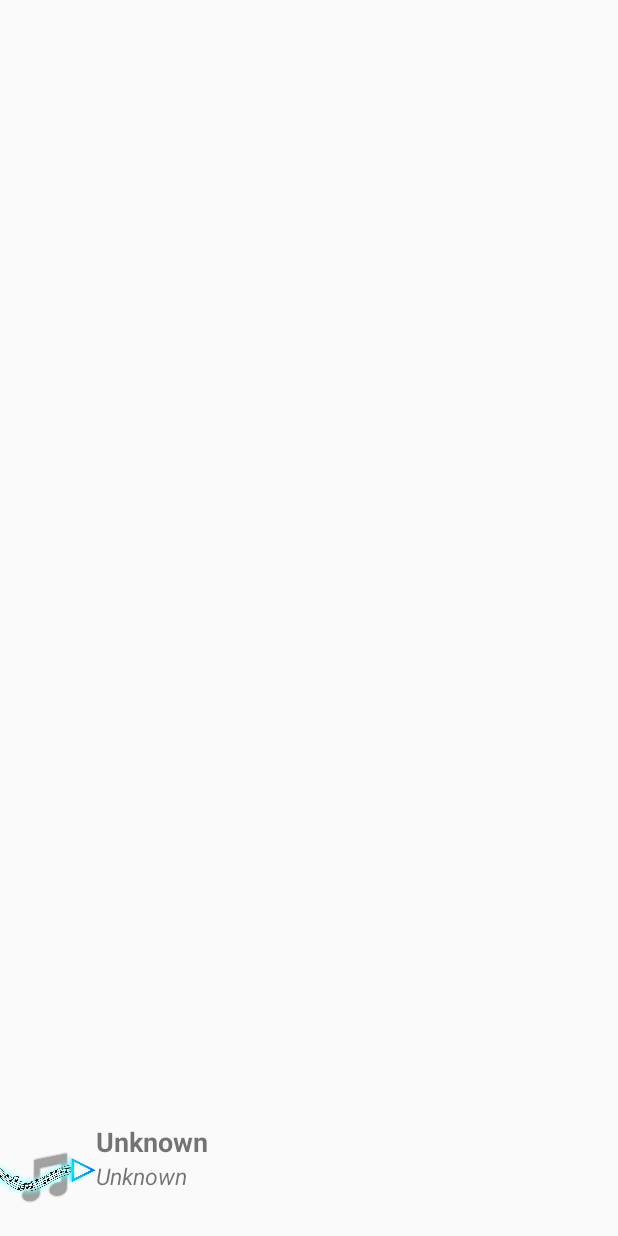
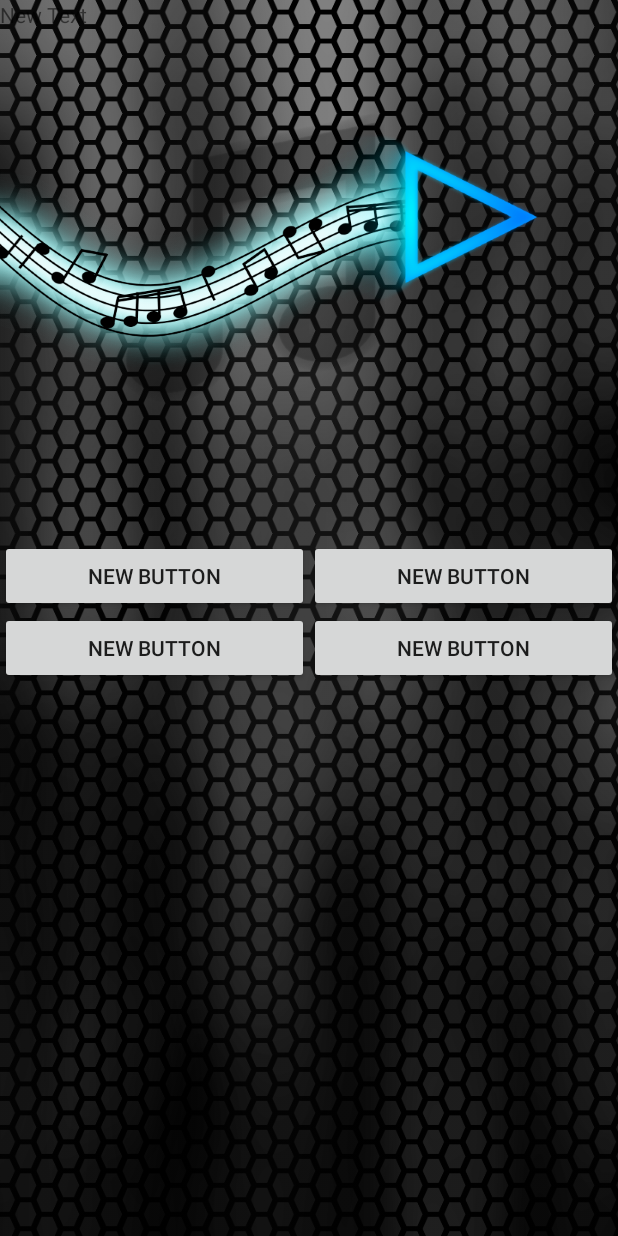
Before and after one commit to AeternusSamurai/frequencymusicplayer, an Android app: the layout activity_main.xml on its own in the app's theme, with its tools: preview values and no code run, on a phone screen of 412 x 824 dp. Run offline under Robolectric (Android 15) with nearby library versions, the light colour scheme and no system bars.

Commit message:
Start of the UI rewrite. Changes to the main window, and addition of the start of the unified music manager.

```diff
--- a/app/src/main/res/layout/activity_main.xml
+++ b/app/src/main/res/layout/activity_main.xml
@@ -1,47 +1,94 @@
-<LinearLayout
+<RelativeLayout
     android:layout_height="fill_parent"
     android:layout_width="fill_parent"
     xmlns:android="http://schemas.android.com/apk/res/android"
-    android:orientation="vertical">
-
-    <android.support.v4.view.ViewPager xmlns:android="http://schemas.android.com/apk/res/android"
-    xmlns:tools="http://schemas.android.com/tools" android:id="@+id/pager"
-    android:layout_width="match_parent" android:layout_height="0dp"
-    tools:context=".MainActivity"
-    android:layout_weight="10" />
+    android:orientation="vertical"
+    android:background="@drawable/fmp_background_v2"
+    android:id="@+id/main_layout">
 
     <RelativeLayout
         android:layout_width="fill_parent"
-        android:layout_height="0dp"
-        android:layout_weight="1">
+        android:layout_height="wrap_content"
+        android:layout_alignParentTop="true"
+        android:layout_centerHorizontal="true"
+        android:id="@+id/main_now_playing">
 
         <ImageView
-            android:layout_width="64dp"
+            android:layout_width="wrap_content"
             android:layout_height="wrap_content"
-            android:id="@+id/main_album_art"
+            android:id="@+id/imageView"
+            android:layout_alignParentTop="true"
+            android:layout_alignParentLeft="true"
+            android:layout_alignParentStart="true"
             android:src="@drawable/no_album_image_v2" />
 
         <TextView
             android:layout_width="wrap_content"
             android:layout_height="wrap_content"
-            android:text="@string/unknown_string"
-            android:id="@+id/main_song_title"
+            android:text="New Text"
+            android:id="@+id/textView"
             android:layout_alignParentTop="true"
-            android:layout_toRightOf="@+id/main_album_art"
-            android:layout_toEndOf="@+id/main_album_art"
-            android:textSize="18sp"
-            android:textStyle="bold" />
+            android:layout_alignParentLeft="true"
+            android:layout_alignParentStart="true" />
+    </RelativeLayout>
 
-        <TextView
-            android:layout_width="wrap_content"
+    <RelativeLayout
+        android:orientation="vertical"
+        android:layout_width="fill_parent"
+        android:layout_height="wrap_content"
+        android:layout_centerHorizontal="true"
+        android:layout_alignParentBottom="true"
+        android:id="@+id/relativeLayout"
+        android:layout_below="@+id/main_now_playing">
+
+        <LinearLayout
+            android:orientation="horizontal"
+            android:layout_width="match_parent"
             android:layout_height="wrap_content"
-            android:text="@string/unknown_string"
-            android:id="@+id/main_song_artist"
             android:layout_gravity="center_horizontal"
-            android:layout_below="@+id/main_song_title"
-            android:layout_toRightOf="@+id/main_album_art"
-            android:layout_toEndOf="@+id/main_album_art"
-            android:textSize="15sp"
-            android:textStyle="italic" />
+            android:layout_alignParentLeft="false"
+            android:layout_alignParentTop="false"
+            android:id="@+id/button_row_0">
+
+            <Button
+                android:layout_width="0dp"
+                android:layout_height="wrap_content"
+                android:text="New Button"
+                android:id="@+id/button3"
+                android:layout_weight=".5" />
+
+            <Button
+                android:layout_width="0dp"
+                android:layout_height="wrap_content"
+                android:text="New Button"
+                android:id="@+id/button4"
+                android:layout_weight=".5" />
+        </LinearLayout>
+
+        <LinearLayout
+            android:orientation="horizontal"
+            android:layout_width="match_parent"
+            android:layout_height="wrap_content"
+            android:layout_gravity="center_horizontal"
+            android:layout_below="@+id/button_row_0"
+            android:layout_alignParentLeft="true"
+            android:layout_alignParentStart="true"
+            android:id="@+id/button_row_1">
+
+            <Button
+                android:layout_width="0dp"
+                android:layout_height="wrap_content"
+                android:text="New Button"
+                android:id="@+id/button"
+                android:layout_weight=".5" />
+
+            <Button
+                android:layout_width="0dp"
+                android:layout_height="wrap_content"
+                android:text="New Button"
+                android:id="@+id/button2"
+                android:layout_weight=".5" />
+        </LinearLayout>
     </RelativeLayout>
-</LinearLayout>
+
+</RelativeLayout>
--- a/app/src/main/res/values/strings.xml
+++ b/app/src/main/res/values/strings.xml
@@ -32,4 +32,6 @@
     <string name="image">Image</string>
     <string name="init_song_pos">1</string>
 
+    <string name="hello_world">Hello world!</string>
+
 </resources>
```
Also changed, not shown: app/src/main/AndroidManifest.xml (+7 -0 lines), app/src/main/java/aeternussamurai/frequencymusicplayerv2/MainActivity.java (+2 -19 lines), app/src/main/java/aeternussamurai/frequencymusicplayerv2/NowPlaying.java (added, +39 -0 lines), app/src/main/java/aeternussamurai/frequencymusicplayerv2/managers/MusicManager.java (added, +208 -0 lines), app/src/main/res/layout/activity_now_playing.xml (+9 -7 lines), app/src/main/res/menu/menu_now_playing.xml (added, +7 -0 lines).
